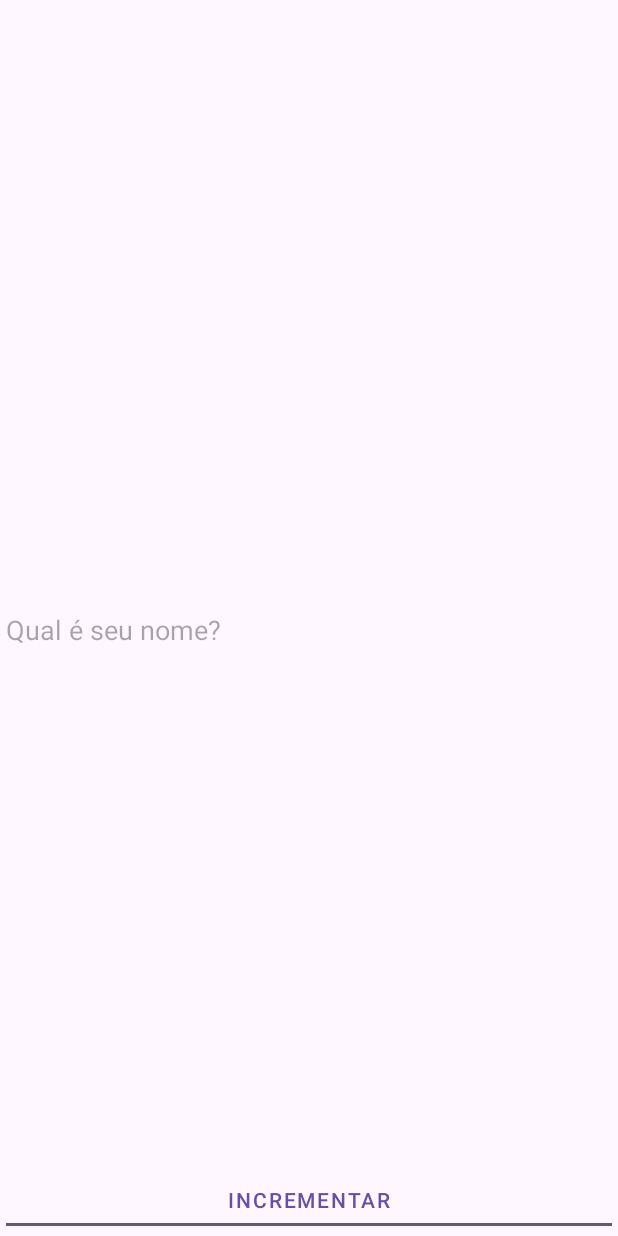
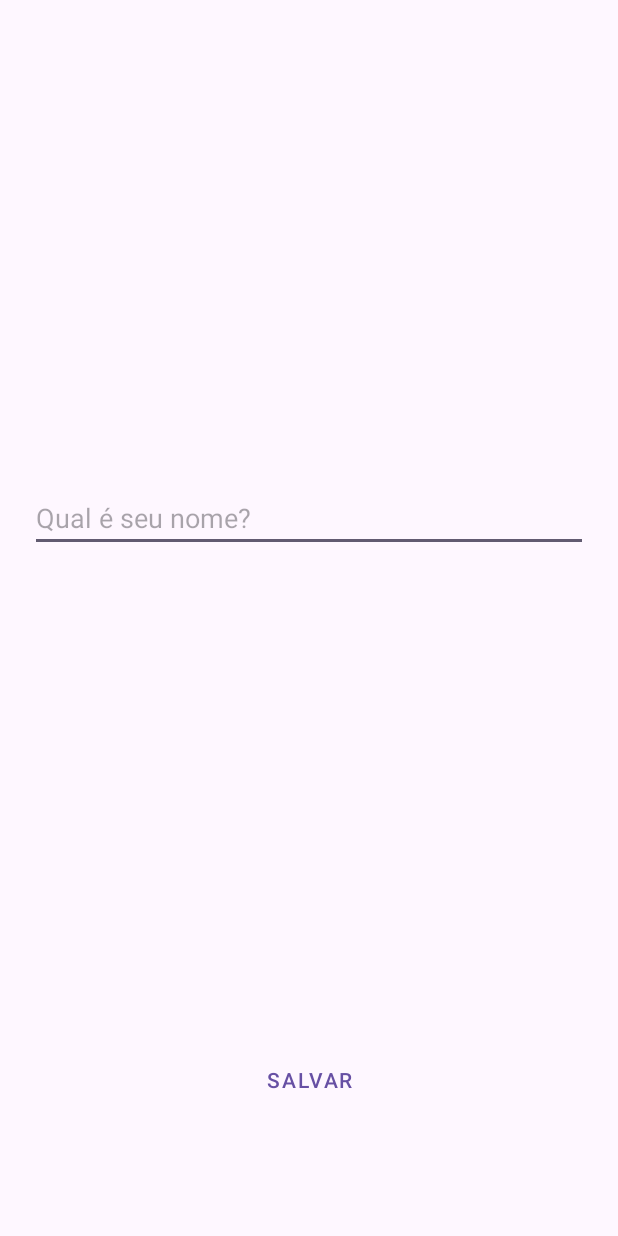
Before and after one commit to ricardobpaula/first-app-android, an Android app: the screen it shows after launch (MainActivity), on a phone screen of 412 x 824 dp. Run offline under Robolectric (Android 15) with nearby library versions, the phone set to English and light mode, and no system bars.

Commit message:
feat: working with state and ModelView

```diff
--- a/app/src/main/java/com/ricardodev/firstapp/MainActivity.kt
+++ b/app/src/main/java/com/ricardodev/firstapp/MainActivity.kt
@@ -1,9 +1,11 @@
 package com.ricardodev.firstapp
 
-import android.content.Intent
 import android.os.Bundle
-import android.os.PersistableBundle
+import android.view.View
+import androidx.activity.viewModels
 import androidx.appcompat.app.AppCompatActivity
+import androidx.core.widget.doOnTextChanged
+import androidx.lifecycle.Observer
 import com.ricardodev.firstapp.databinding.ActivityMainBinding
 
 class MainActivity : AppCompatActivity() {
@@ -19,22 +21,22 @@ class MainActivity : AppCompatActivity() {
         val view = viewBinding.root
         setContentView(view)
 
-        val savedName = savedInstanceState?.getBundle(ResultActivity.ARG_NAME)
+        val viewModel: MainViewModel by viewModels()
 
-        viewBinding.submitButton.setOnClickListener{
-            startActivity(resultIntent())
+        viewModel.uiState.observe(this, handleState())
+
+        viewBinding.name.doOnTextChanged { _, _, _, _ ->
+            viewModel.onTextChanged()
+        }
+
+        viewBinding.submitButton.setOnClickListener {
+            viewModel.updateName(viewBinding.name.text.toString())
         }
 
     }
-
-    override fun onSaveInstanceState(outState: Bundle) {
-        super.onSaveInstanceState(outState)
-        outState.putString(ResultActivity.ARG_NAME, viewBinding.name.text.toString())
+    private fun handleState(): Observer<MainViewModel.UIState> = Observer<MainViewModel.UIState> { uiState ->
+        viewBinding.viewName.text = uiState.currentName
+        viewBinding.loading.visibility = if (uiState.isLoading) View.VISIBLE else View.GONE
     }
 
-    private fun resultIntent(): Intent {
-        var intent =  Intent(this, ResultActivity::class.java)
-        intent.putExtra(ResultActivity.ARG_NAME, viewBinding.name.text.toString())
-        return intent
-    }
 }
--- /dev/null
+++ b/app/src/main/java/com/ricardodev/firstapp/MainViewModel.kt
@@ -0,0 +1,29 @@
+package com.ricardodev.firstapp
+
+import androidx.lifecycle.MutableLiveData
+import androidx.lifecycle.ViewModel
+
+class MainViewModel : ViewModel() {
+
+    val uiState: MutableLiveData<UIState> by lazy {
+        MutableLiveData<UIState>()
+    }
+
+    init { uiState.postValue(UIState())}
+
+    fun updateName(newName: String) {
+        uiState.postValue(
+            uiState.value?.copy(
+                currentName = newName
+            )
+        )
+    }
+
+    fun onTextChanged() = uiState.value?.copy(isLoading = false)
+    fun onButtonClick()  = uiState.value?.copy(isLoading = true)
+
+    data class UIState   (
+        val currentName: String = "",
+        val isLoading: Boolean = false
+    )
+}
--- a/app/src/main/java/com/ricardodev/firstapp/MyViewModel.kt
+++ /dev/null
@@ -1,16 +0,0 @@
-package com.ricardodev.firstapp
-
-import androidx.lifecycle.MutableLiveData
-import androidx.lifecycle.ViewModel
-
-class MyViewModel : ViewModel() {
-
-    private val users: MutableLiveData<String> by lazy {
-        MutableLiveData<String>()
-    }
-
-    fun getUsers(): LiveData<List<User>> {
-        return users
-    }
-
-}
--- a/app/src/main/res/layout/activity_main.xml
+++ b/app/src/main/res/layout/activity_main.xml
@@ -7,26 +7,54 @@
     tools:context=".MainActivity">
 
 
+    <TextView
+        android:id="@+id/viewName"
+        android:layout_width="wrap_content"
+        android:text="Seu nome aqui :)"
+        android:layout_height="wrap_content"
+        app:layout_constraintEnd_toEndOf="parent"
+        app:layout_constraintHorizontal_bias="0.5"
+        app:layout_constraintStart_toStartOf="parent"
+        app:layout_constraintTop_toTopOf="parent"
+        android:layout_marginTop="80dp"/>
+
     <EditText
         android:id="@+id/name"
         android:layout_width="match_parent"
-        android:layout_height="match_parent"
-        android:layout_marginTop="16dp"
+        android:layout_height="40dp"
+        android:layout_marginHorizontal="20dp"
+        android:autofillHints="Qual é seu nome?"
         android:hint="Qual é seu nome?"
+        app:layout_constraintBottom_toTopOf="@+id/submitButton"
         app:layout_constraintEnd_toEndOf="parent"
-        app:layout_constraintHorizontal_bias="1.0"
+        app:layout_constraintHorizontal_bias="0.5"
         app:layout_constraintStart_toStartOf="parent"
-        app:layout_constraintTop_toTopOf="parent" />
+        app:layout_constraintTop_toTopOf="parent"
+        app:layout_constraintVertical_bias="0.5" />
 
-   <Button
-       android:id="@+id/submitButton"
-       android:layout_height="wrap_content"
-       android:layout_width="wrap_content"
-       android:text="Incrementar"
-       style="@style/Widget.MaterialComponents.Button.TextButton"
-       app:layout_constraintBottom_toBottomOf="parent"
-       app:layout_constraintEnd_toEndOf="parent"
-       app:layout_constraintHorizontal_bias="0.5"
-       app:layout_constraintStart_toStartOf="parent" />
+    <Button
+        android:id="@+id/submitButton"
+        style="@style/Widget.MaterialComponents.Button.TextButton"
+        android:layout_width="wrap_content"
+        android:layout_height="wrap_content"
+        android:text="Salvar"
+        app:layout_constraintHorizontal_bias="0.5"
+        app:layout_constraintBottom_toBottomOf="parent"
+        app:layout_constraintEnd_toEndOf="parent"
+        app:layout_constraintStart_toStartOf="parent"
+        android:layout_marginBottom="80dp"/>
+
+    <ProgressBar
+        android:id="@+id/loading"
+        style="?android:attr/progressBarStyle"
+        android:layout_width="wrap_content"
+        android:layout_height="wrap_content"
+        tools:layout_editor_absoluteX=" 191dp"
+        tools:layout_editor_absoluteY="116dp"
+        android:progress="1"
+        android:indeterminate="true"
+        android:progressTint="@color/black"
+        android:visibility="gone"
+        tools:ignore="MissingConstraints" />
 
 </androidx.constraintlayout.widget.ConstraintLayout>
```
